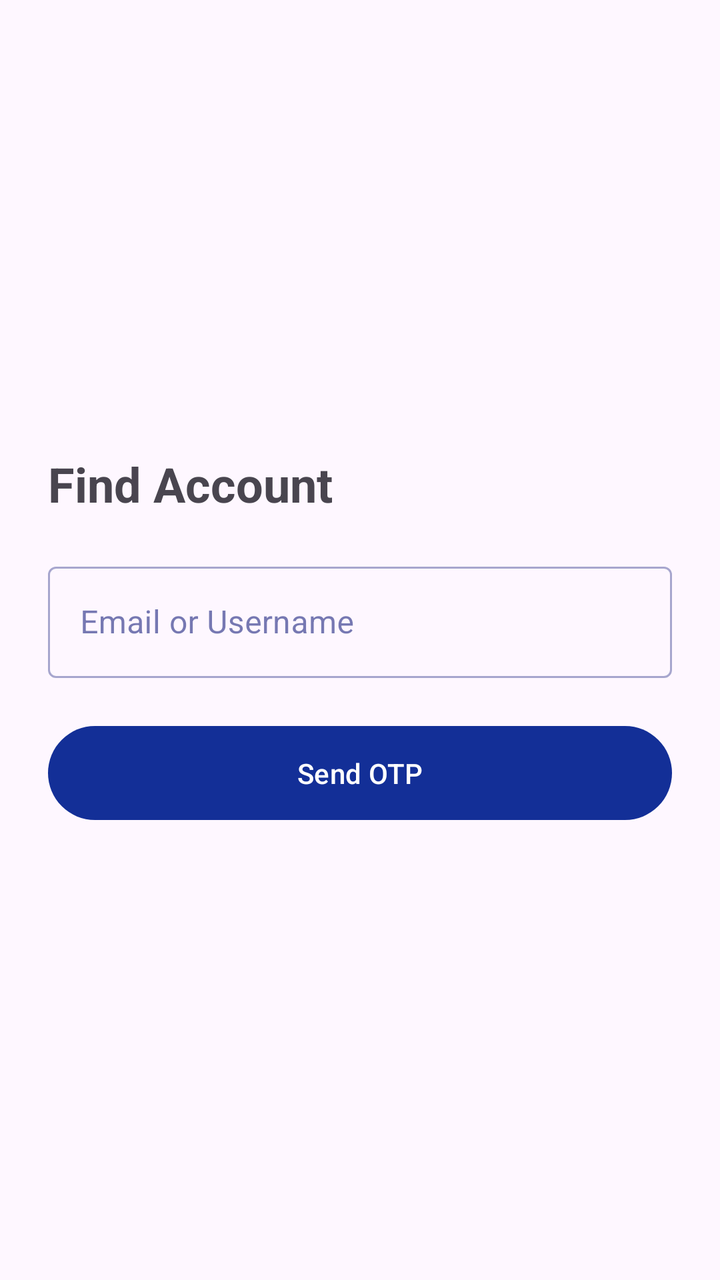
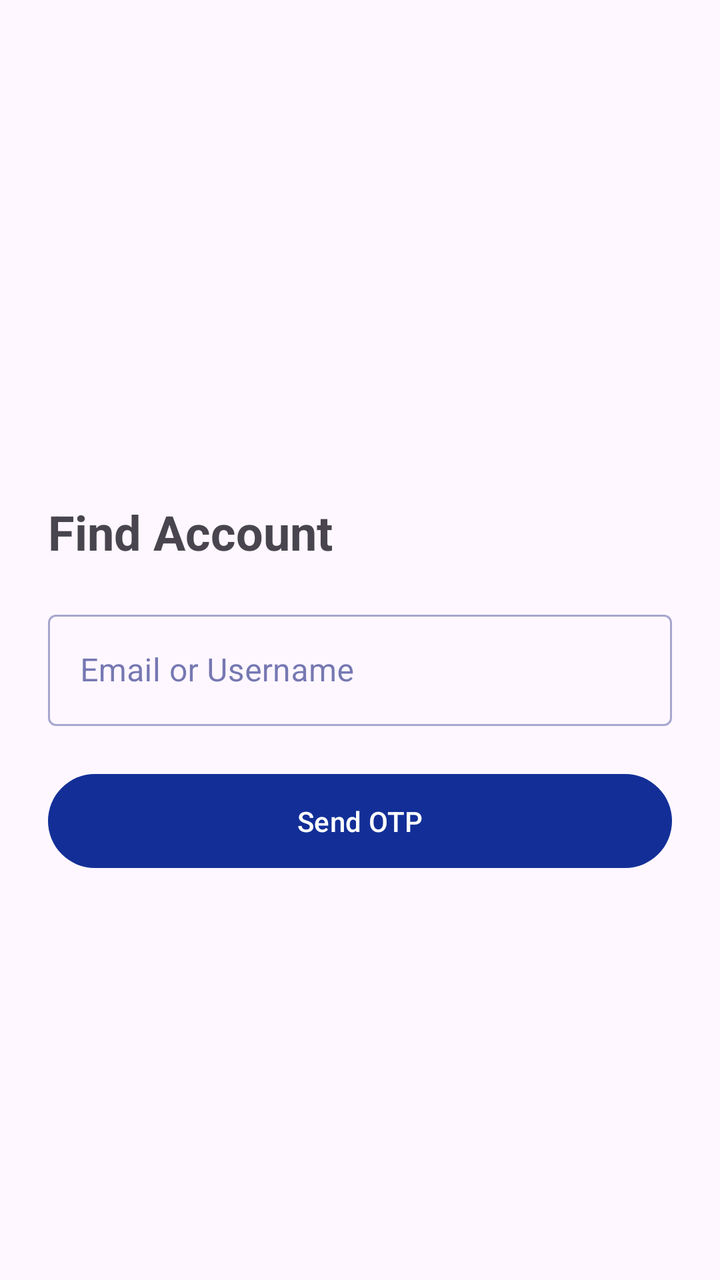

An Android layout rendered at two revisions. The XML below is the earlier revision; the diff shows what the commit changed to produce the second picture.
<!-- AndroidManifest.xml: application theme Theme.MyApplication -->
<!-- res/layout/activity_find_account.xml -->
<LinearLayout xmlns:android="http://schemas.android.com/apk/res/android"
    android:layout_width="match_parent"
    android:layout_height="match_parent"
    android:orientation="vertical"
    android:padding="24dp"
    android:gravity="center_vertical">

    <TextView
        android:layout_width="wrap_content"
        android:layout_height="wrap_content"
        android:text="Find Account"
        android:textSize="24sp"
        android:textStyle="bold" />

    <com.google.android.material.textfield.TextInputLayout
        style="@style/Widget.MaterialComponents.TextInputLayout.OutlinedBox"
        android:layout_width="match_parent"
        android:layout_height="wrap_content"
        android:layout_marginTop="20dp"
        android:hint="Email or Username">

        <com.google.android.material.textfield.TextInputEditText
            android:id="@+id/et_find_identifier"
            android:layout_width="match_parent"
            android:layout_height="wrap_content" />
    </com.google.android.material.textfield.TextInputLayout>

    <Button
        android:id="@+id/btn_send_otp"
        android:layout_width="match_parent"
        android:layout_height="55dp"
        android:layout_marginTop="20dp"
        android:text="Send OTP" />

</LinearLayout>
<!-- resources referenced by this layout -->
<resources>
  <style name="Theme.MyApplication" parent="Base.Theme.MyApplication" />
  <style name="Base.Theme.MyApplication" parent="Theme.Material3.DayNight.NoActionBar">
          <item name="colorPrimary">#132F97</item>
          <item name="colorOnPrimary">@color/white</item>
          <item name="colorSurface">@color/white</item>
          <item name="colorOnSurface">#1A237E</item>
          <item name="colorSecondary">#527132</item>
          <item name="android:statusBarColor">?attr/colorSurface</item>
          <item name="android:windowLightStatusBar">true</item>
          <item name="android:navigationBarColor">?attr/colorSurface</item>
      </style>
  <color name="white">#FFFFFFFF</color>
</resources>

<!-- the commit's change to res/layout/activity_find_account.xml (unified diff, before → after) -->
@@ -4,6 +4,13 @@
     android:orientation="vertical"
     android:padding="24dp"
     android:gravity="center_vertical">
+
+    <ProgressBar
+        android:id="@+id/recovery_progress"
+        android:layout_width="wrap_content"
+        android:layout_height="wrap_content"
+        android:visibility="invisible"/>
+
 
     <TextView
         android:layout_width="wrap_content"
